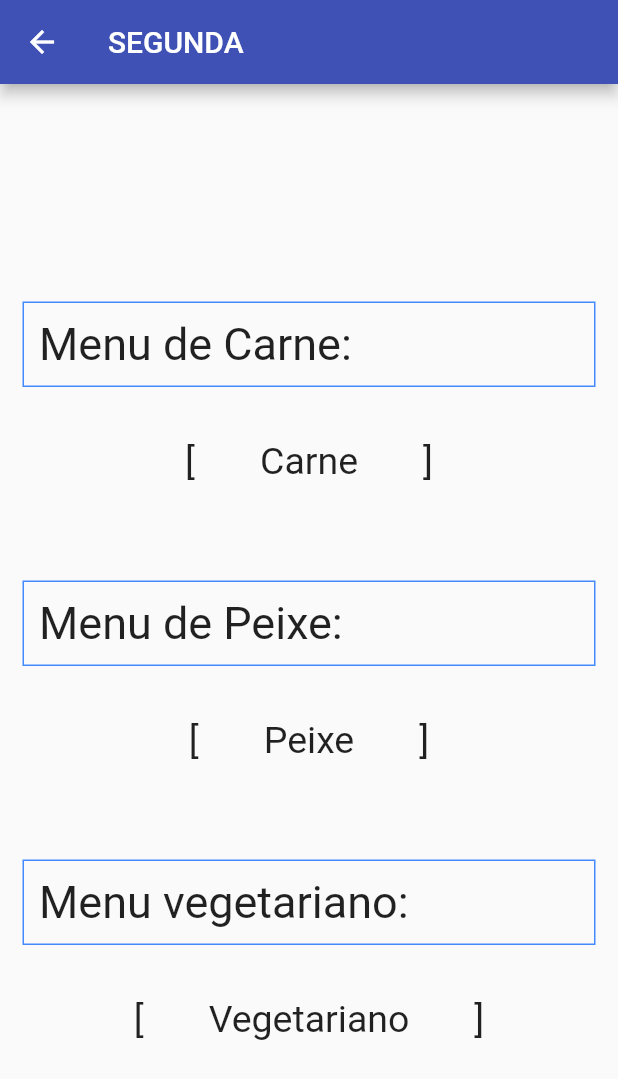
After one commit to SpydrCS/ES_PROJECT, a Flutter app: the Menu screen opened directly, after a tap on "Segunda", on a phone screen of 412 x 824 dp. The commit adds this screen. Shown: the top 1079 px of the screen. Run offline on Flutter 3.47's test engine with Material 2 defaults, Android fonts, the phone set to English and light mode, and no system bars; our stand-ins replace get; missing offline and left inert: controller; network calls fail.

Commit message:
Added menu implementation to main app

```diff
--- /dev/null
+++ b/Easy_Food/lib/canteenMenusSource.dart
@@ -0,0 +1 @@
+// This will be the file that will obtain the data of the menus on the sigarra page
--- /dev/null
+++ b/Easy_Food/lib/daysOptions.dart
@@ -0,0 +1,2 @@
+
+// here will be placed what is in the main file
--- /dev/null
+++ b/Easy_Food/lib/menu.dart
@@ -0,0 +1,127 @@
+import 'package:flutter/material.dart';
+import 'mondayMenu.dart';
+import 'tuesdayMenu.dart';
+import 'wednesdayMenu.dart';
+import 'thursdayMenu.dart';
+import 'fridayMenu.dart';
+
+class Menu extends StatefulWidget {
+  const Menu({Key? key}) : super(key: key);
+
+  @override
+  State<Menu> createState() => _Menu();
+}
+
+class _Menu extends State<Menu> {
+
+  void showMondayMenu() {
+    setState(() {
+      print('MENU SEGUNDA');
+      Route route= MaterialPageRoute(builder: (bc) => const MondayMenu());
+      Navigator.of(context).push(route);
+    });
+  }
+  void showTuesdayMenu() {
+    setState(() {
+      print('MENU TERÇA');
+      Route route= MaterialPageRoute(builder: (bc) => const TuesdayMenu());
+      Navigator.of(context).push(route);
+    });
+  }
+  void showWednesdayMenu() {
+    setState(() {
+      print('MENU QUARTA');
+      Route route= MaterialPageRoute(builder: (bc) => const WednesdayMenu());
+      Navigator.of(context).push(route);
+    });
+  }
+  void showThursdayMenu() {
+    setState(() {
+      print('MENU QUINTA');
+      Route route= MaterialPageRoute(builder: (bc) => const ThursdayMenu());
+      Navigator.of(context).push(route);
+    });
+  }
+  void showFridayMenu() {
+    setState(() {
+      print('MENU SEXTA');
+      Route route= MaterialPageRoute(builder: (bc) => const FridayMenu());
+      Navigator.of(context).push(route);
+    });
+  }
+
+  @override
+  Widget build(BuildContext context) {
+    final ButtonStyle style =
+    ElevatedButton.styleFrom(
+        textStyle: const TextStyle(fontSize: 50),
+        minimumSize: const Size(300, 50)
+    );
+    // This method is rerun every time setState is called, for instance as done
+    // by the _incrementCounter method above.
+    //
+    // The Flutter framework has been optimized to make rerunning build methods
+    // fast, so that you can just rebuild anything that needs updating rather
+    // than having to individually change instances of widgets.
+    return Scaffold(
+      appBar: AppBar(
+        // Here we take the value from the MyHomePage object that was created by
+        // the App.build method, and use it to set our appbar title.
+        title: Text("Menu semanal"),
+      ),
+      body: Center(
+        // Center is a layout widget. It takes a single child and positions it
+        // in the middle of the parent.
+        child: Column(
+          // Column is also a layout widget. It takes a list of children and
+          // arranges them vertically. By default, it sizes itself to fit its
+          // children horizontally, and tries to be as tall as its parent.
+          //
+          // Invoke "debug painting" (press "p" in the console, choose the
+          // "Toggle Debug Paint" action from the Flutter Inspector in Android
+          // Studio, or the "Toggle Debug Paint" command in Visual Studio Code)
+          // to see the wireframe for each widget.
+          //
+          // Column has various properties to control how it sizes itself and
+          // how it positions its children. Here we use mainAxisAlignment to
+          // center the children vertically; the main axis here is the vertical
+          // axis because Columns are vertical (the cross axis would be
+          // horizontal).
+          mainAxisAlignment: MainAxisAlignment.center,
+          children: <Widget>[
+            const SizedBox(height: 30),
+            ElevatedButton(
+              style: style,
+              onPressed: () {showMondayMenu();},
+              child: const Text('Segunda'),
+            ),
+            const SizedBox(height: 30),
+            ElevatedButton(
+              style: style,
+              onPressed: () {showTuesdayMenu();},
+              child: const Text('Terça'),
+            ),
+            const SizedBox(height: 30),
+            ElevatedButton(
+              style: style,
+              onPressed: () {showWednesdayMenu();},
+              child: const Text('Quarta'),
+            ),
+            const SizedBox(height: 30),
+            ElevatedButton(
+              style: style,
+              onPressed: () {showThursdayMenu();},
+              child: const Text('Quinta'),
+            ),
+            const SizedBox(height: 30),
+            ElevatedButton(
+              style: style,
+              onPressed: () {showFridayMenu();},
+              child: const Text('Sexta'),
+            ),
+          ],
+        ),
+      ),
+    );
+  }
+}
--- /dev/null
+++ b/Easy_Food/lib/mondayMenu.dart
@@ -0,0 +1,77 @@
+import 'package:flutter/material.dart';
+import 'canteenMenusSource.dart';
+
+class MondayMenu extends StatelessWidget {
+  const MondayMenu({Key? key}) : super(key: key);
+
+  @override
+  Widget build(BuildContext context) {
+    final ButtonStyle style =
+    ElevatedButton.styleFrom(
+        textStyle: const TextStyle(fontSize: 50),
+        minimumSize: const Size(300, 50)
+    );
+    return Scaffold(
+      appBar: AppBar(
+        title: const Text("SEGUNDA"),
+        leading: IconButton(
+          icon: const Icon(Icons.arrow_back),
+          onPressed: () {
+            Navigator.pop(context);
+          },
+        ),
+      ),
+      body: Center(
+        child: Column(
+          mainAxisAlignment: MainAxisAlignment.center,
+          children: <Widget>[
+            Container(
+              margin: const EdgeInsets.all(15.0),
+              padding: const EdgeInsets.all(10),
+              width: 400,
+              decoration: BoxDecoration(
+                  border: Border.all(color: Colors.blueAccent)
+              ),
+              child: const Text('Menu de Carne:',
+                style: TextStyle(fontSize: 30),),
+            ),
+            const SizedBox(height: 20),
+            const Text('[       Carne       ]',
+                style: TextStyle(fontSize: 25)
+            ),
+            const SizedBox(height: 50),
+            Container(
+              margin: const EdgeInsets.all(15.0),
+              padding: const EdgeInsets.all(10),
+              width: 400,
+              decoration: BoxDecoration(
+                  border: Border.all(color: Colors.blueAccent)
+              ),
+              child: const Text('Menu de Peixe:',
+                style: TextStyle(fontSize: 30),),
+            ),
+            const SizedBox(height: 20),
+            const Text('[       Peixe       ]',
+                style: TextStyle(fontSize: 25)
+            ),
+            const SizedBox(height: 50),
+            Container(
+              margin: const EdgeInsets.all(15.0),
+              padding: const EdgeInsets.all(10),
+              width: 400,
+              decoration: BoxDecoration(
+                  border: Border.all(color: Colors.blueAccent)
+              ),
+              child: const Text('Menu vegetariano:',
+                style: TextStyle(fontSize: 30),),
+            ),
+            const SizedBox(height: 20),
+            const Text('[       Vegetariano       ]',
+                style: TextStyle(fontSize: 25)
+            ),
+          ],
+        ),
+      ),
+    );
+  }
+}
--- a/Easy_Food/pubspec.yaml
+++ b/Easy_Food/pubspec.yaml
@@ -27,6 +27,9 @@ environment:
 # the latest version available on pub.dev. To see which dependencies have newer
 # versions available, run `flutter pub outdated`.
 dependencies:
+  html: ^0.15.0
+  http: ^0.13.4
+  get: ^4.6.1
   flutter:
     sdk: flutter
 
```
Also changed, not shown: Easy_Food/lib/fridayMenu.dart (added, +77 -0 lines), Easy_Food/lib/html.dart (added, +79 -0 lines), Easy_Food/lib/main.dart (+5 -2 lines), Easy_Food/lib/thursdayMenu.dart (added, +77 -0 lines), Easy_Food/lib/tuesdayMenu.dart (added, +77 -0 lines), Easy_Food/lib/wednesdayMenu.dart (added, +77 -0 lines), Easy_Food/pubspec.lock.
